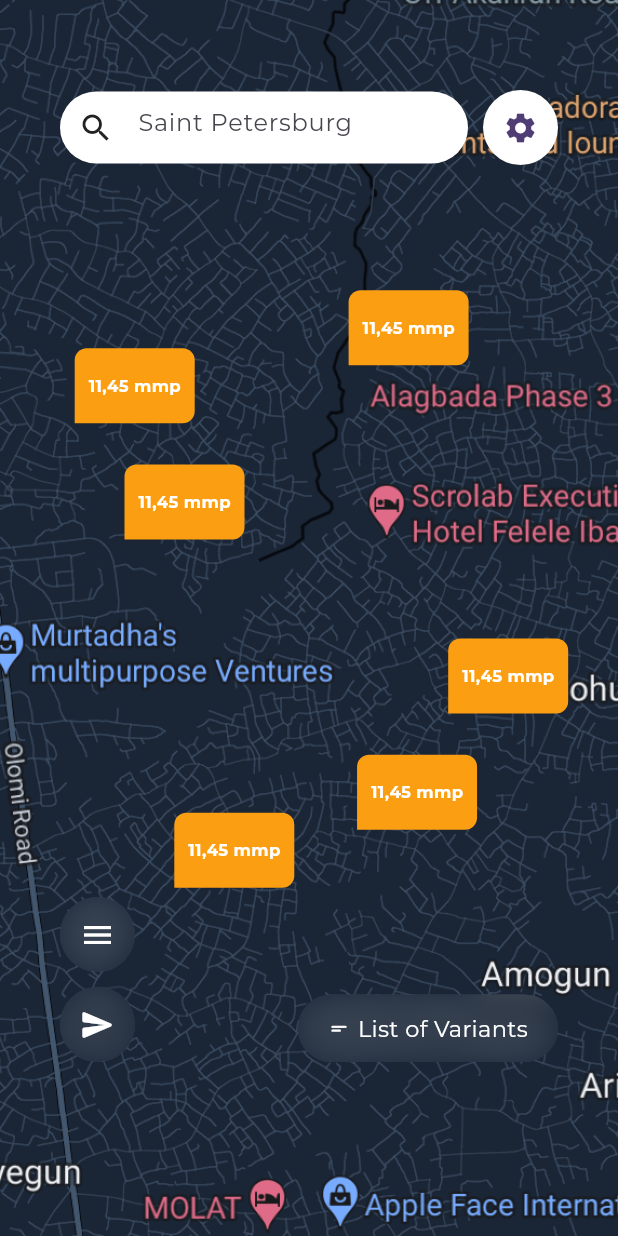
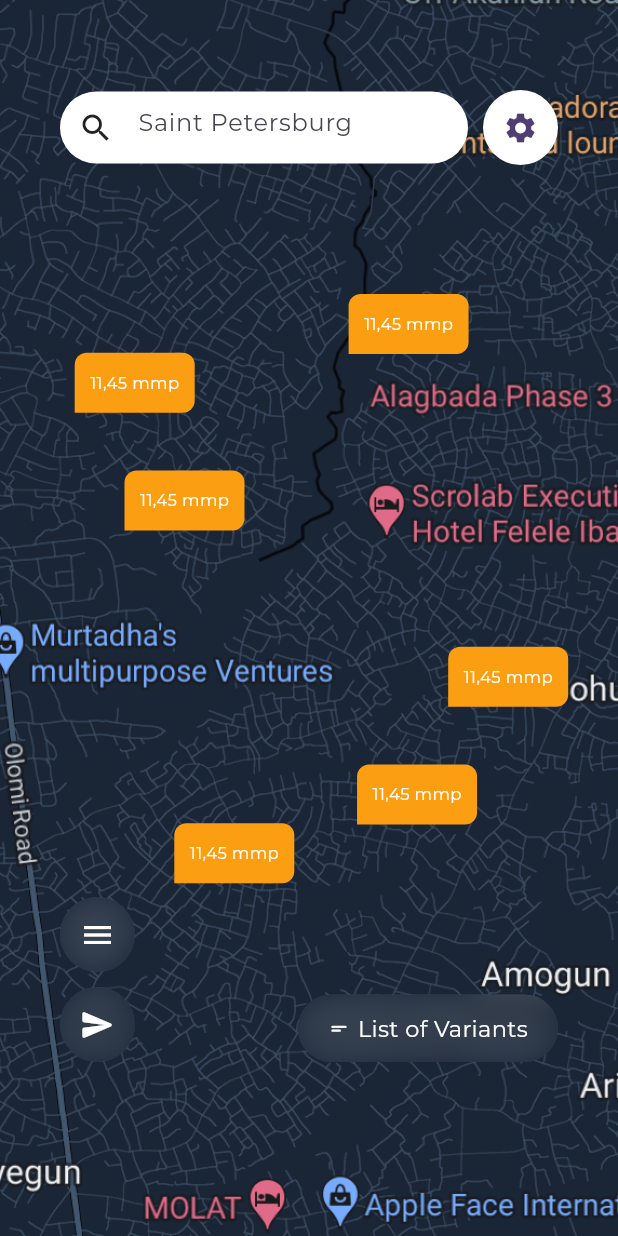
Before and after one commit to EmmanuelTobi/realestate_ui, a Flutter app: the SearchScreen screen opened directly, on a phone screen of 412 x 824 dp. Run offline on Flutter 3.47's test engine with Material 3 defaults, Android fonts, the phone set to English and light mode, and no system bars; missing offline and left inert: flutter_context_menu.

Commit message:
update font size

```diff
--- a/lib/shared/map_pins_view.dart
+++ b/lib/shared/map_pins_view.dart
@@ -66,7 +66,7 @@ class SetPins extends StatelessWidget {
   Widget build(BuildContext context) {
     return AnimatedContainer(
       duration: const Duration(milliseconds: 800),
-      height: 50,
+      height: 40,
       width: showNumbers! == true ? 40 : 80,
       decoration: const BoxDecoration(
         color: primaryColor,
@@ -83,7 +83,7 @@ class SetPins extends StatelessWidget {
           padding: EdgeInsets.all(2.0),
           child: Text('11,45 mmp', style: TextStyle(
               fontSize: 11,
-              fontWeight: FontWeight.w600,
+              fontWeight: FontWeight.w400,
               color: Colors.white
           ),),
         ),
```
